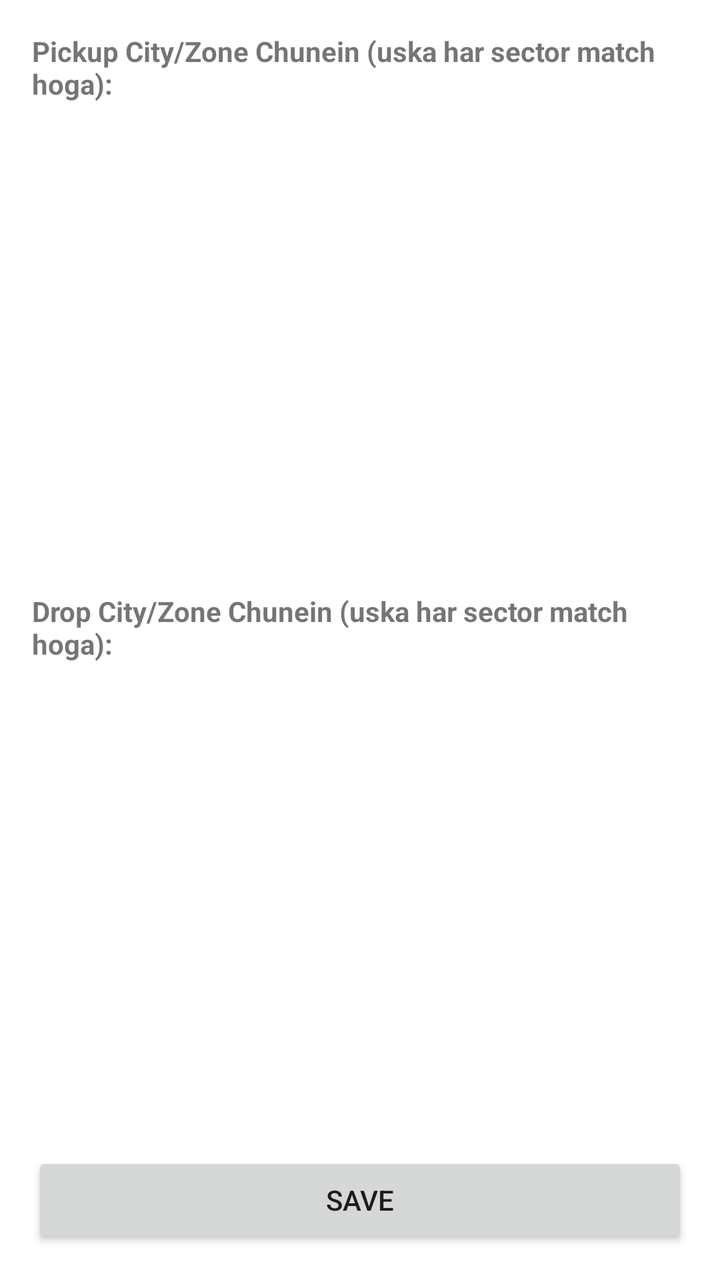
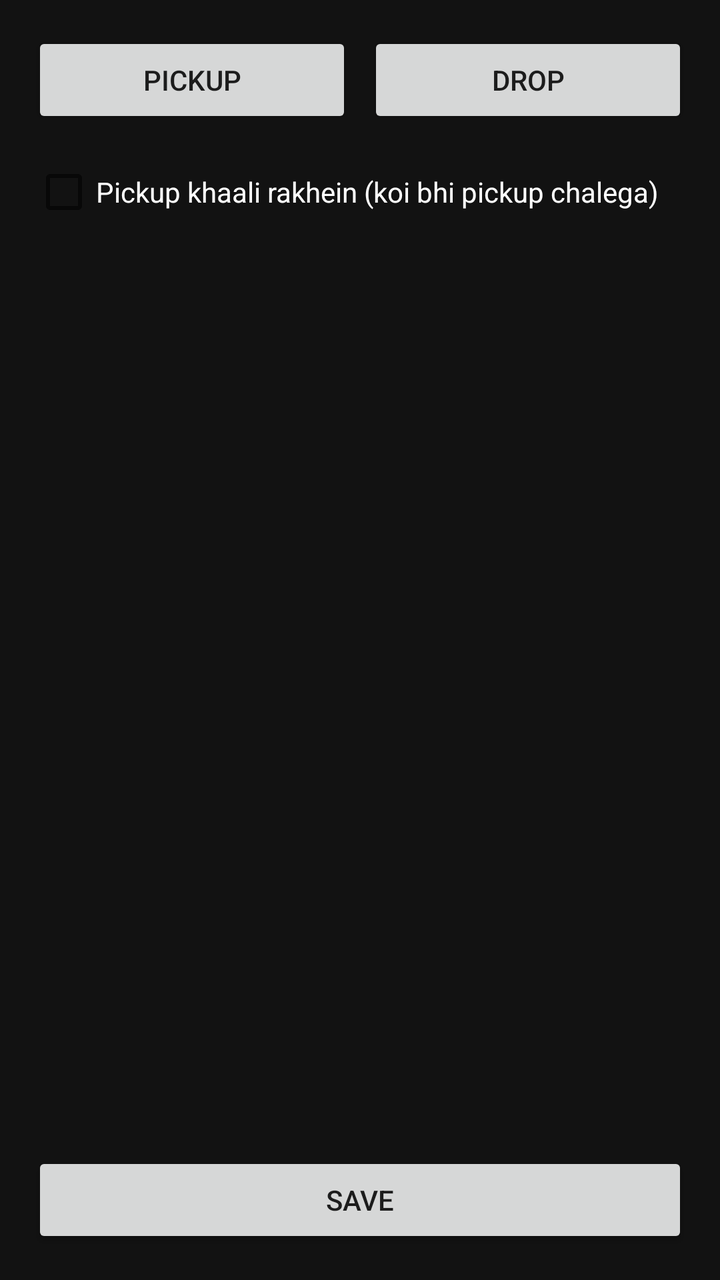

Compare the two renders of this Android layout. The source of the first and the diff that turns it into the second are given below.
<!-- AndroidManifest.xml: application theme Theme.BipinClicker -->
<!-- res/layout/activity_area_preference.xml -->
<?xml version="1.0" encoding="utf-8"?>
<LinearLayout xmlns:android="http://schemas.android.com/apk/res/android"
    android:layout_width="match_parent"
    android:layout_height="match_parent"
    android:orientation="vertical"
    android:padding="16dp">

    <TextView
        android:layout_width="match_parent"
        android:layout_height="wrap_content"
        android:text="Pickup City/Zone Chunein (uska har sector match hoga):"
        android:textStyle="bold"
        android:paddingBottom="4dp" />

    <ListView
        android:id="@+id/listPickup"
        android:layout_width="match_parent"
        android:layout_height="0dp"
        android:layout_weight="1" />

    <TextView
        android:layout_width="match_parent"
        android:layout_height="wrap_content"
        android:text="Drop City/Zone Chunein (uska har sector match hoga):"
        android:textStyle="bold"
        android:paddingTop="16dp"
        android:paddingBottom="4dp" />

    <ListView
        android:id="@+id/listDrop"
        android:layout_width="match_parent"
        android:layout_height="0dp"
        android:layout_weight="1" />

    <Button
        android:id="@+id/btnSaveAreas"
        android:layout_width="match_parent"
        android:layout_height="wrap_content"
        android:layout_marginTop="16dp"
        android:text="SAVE" />

</LinearLayout>
<!-- resources referenced by this layout -->
<resources>
  <style name="Theme.BipinClicker" parent="Theme.MaterialComponents.DayNight.NoActionBar" />
</resources>

<!-- the commit's change to res/layout/activity_area_preference.xml (unified diff, before → after) -->
@@ -3,40 +3,58 @@
     android:layout_width="match_parent"
     android:layout_height="match_parent"
     android:orientation="vertical"
+    android:background="#121212"
     android:padding="16dp">
 
-    <TextView
+    <LinearLayout
         android:layout_width="match_parent"
         android:layout_height="wrap_content"
-        android:text="Pickup City/Zone Chunein (uska har sector match hoga):"
-        android:textStyle="bold"
-        android:paddingBottom="4dp" />
+        android:orientation="horizontal"
+        android:layout_marginBottom="8dp">
 
-    <ListView
-        android:id="@+id/listPickup"
+        <Button
+            android:id="@+id/btnTabPickup"
+            android:layout_width="0dp"
+            android:layout_height="wrap_content"
+            android:layout_weight="1"
+            android:text="PICKUP" />
+
+        <Button
+            android:id="@+id/btnTabDrop"
+            android:layout_width="0dp"
+            android:layout_height="wrap_content"
+            android:layout_weight="1"
+            android:layout_marginStart="8dp"
+            android:text="DROP" />
+
+    </LinearLayout>
+
+    <CheckBox
+        android:id="@+id/cbNoPickupRestriction"
+        android:layout_width="match_parent"
+        android:layout_height="wrap_content"
+        android:textColor="#FFFFFF"
+        android:text="Pickup khaali rakhein (koi bhi pickup chalega)" />
+
+    <ScrollView
         android:layout_width="match_parent"
         android:layout_height="0dp"
-        android:layout_weight="1" />
+        android:layout_weight="1"
+        android:layout_marginTop="8dp">
 
-    <TextView
-        android:layout_width="match_parent"
-        android:layout_height="wrap_content"
-        android:text="Drop City/Zone Chunein (uska har sector match hoga):"
-        android:textStyle="bold"
-        android:paddingTop="16dp"
-        android:paddingBottom="4dp" />
+        <LinearLayout
+            android:id="@+id/cityContainer"
+            android:layout_width="match_parent"
+            android:layout_height="wrap_content"
+            android:orientation="vertical" />
 
-    <ListView
-        android:id="@+id/listDrop"
-        android:layout_width="match_parent"
-        android:layout_height="0dp"
-        android:layout_weight="1" />
+    </ScrollView>
 
     <Button
         android:id="@+id/btnSaveAreas"
         android:layout_width="match_parent"
         android:layout_height="wrap_content"
-        android:layout_marginTop="16dp"
+        android:layout_marginTop="12dp"
         android:text="SAVE" />
 
 </LinearLayout>
